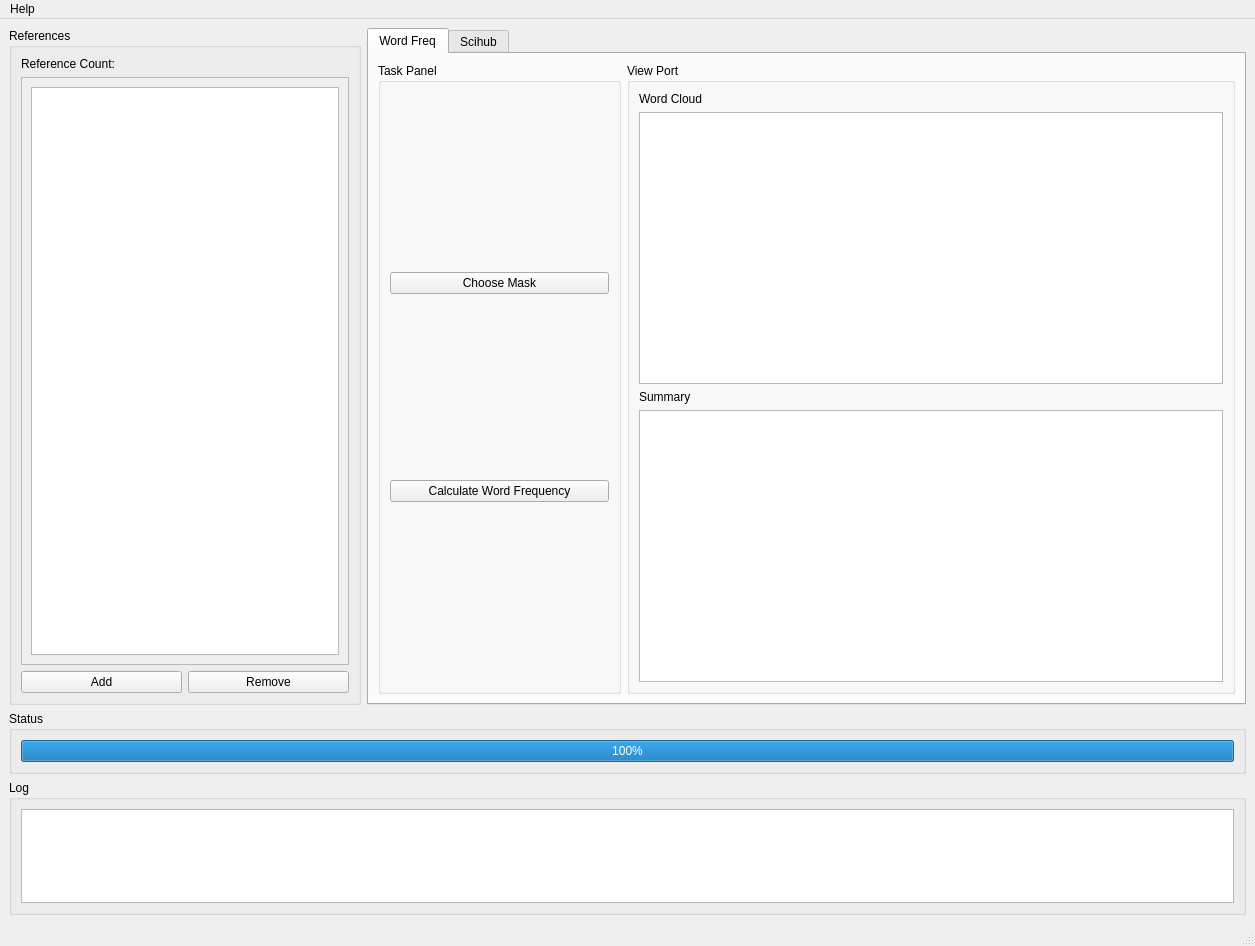
Above: paperInspector/mainWindow.ui from Roy-Kid/paperInspector before the change. Below: the same form after it.
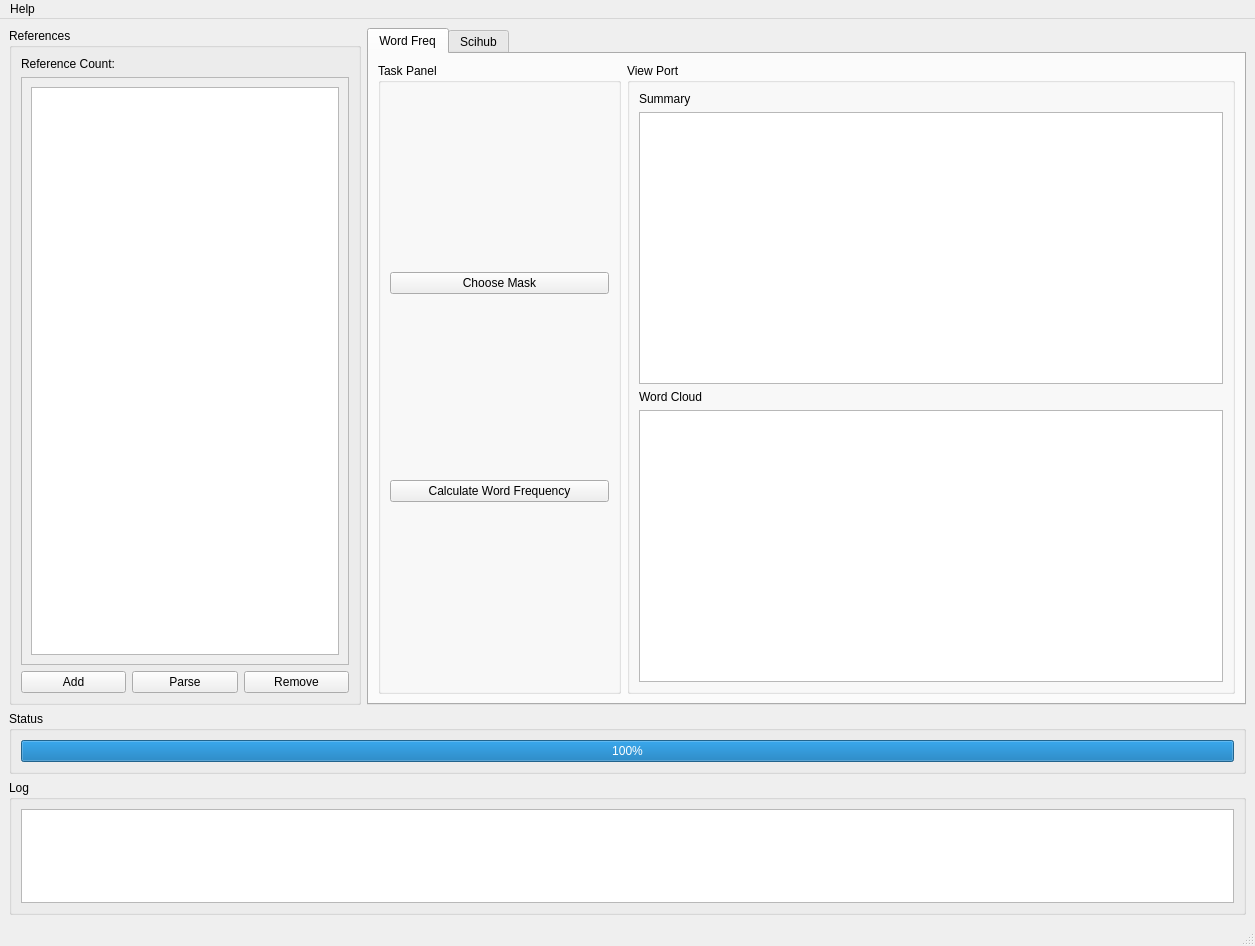
That is the form after the change.

Commit message: add parse pdf at background(threadize)

```diff
--- a/paperInspector/mainWindow.ui
+++ b/paperInspector/mainWindow.ui
@@ -83,6 +83,13 @@
              </property>
             </widget>
            </item>
+           <item>
+            <widget class="QPushButton" name="parseButton">
+             <property name="text">
+              <string>Parse</string>
+             </property>
+            </widget>
+           </item>
            <item>
             <widget class="QPushButton" name="removeButton">
              <property name="text">
@@ -134,6 +141,16 @@
              <string>View Port</string>
             </property>
             <layout class="QVBoxLayout" name="verticalLayout">
+             <item>
+              <widget class="QLabel" name="summaryLabel">
+               <property name="text">
+                <string>Summary</string>
+               </property>
+              </widget>
+             </item>
+             <item>
+              <widget class="QTextBrowser" name="summaryView"/>
+             </item>
              <item>
               <widget class="QLabel" name="wordCloudLabel">
                <property name="text">
@@ -154,16 +171,6 @@
                </property>
               </widget>
              </item>
-             <item>
-              <widget class="QLabel" name="summaryLabel">
-               <property name="text">
-                <string>Summary</string>
-               </property>
-              </widget>
-             </item>
-             <item>
-              <widget class="QTextBrowser" name="summaryView"/>
-             </item>
             </layout>
            </widget>
           </item>
```
Left out of the diff: 33 changed lines with no effect on the pictures. The commit also changes 11 other files.
